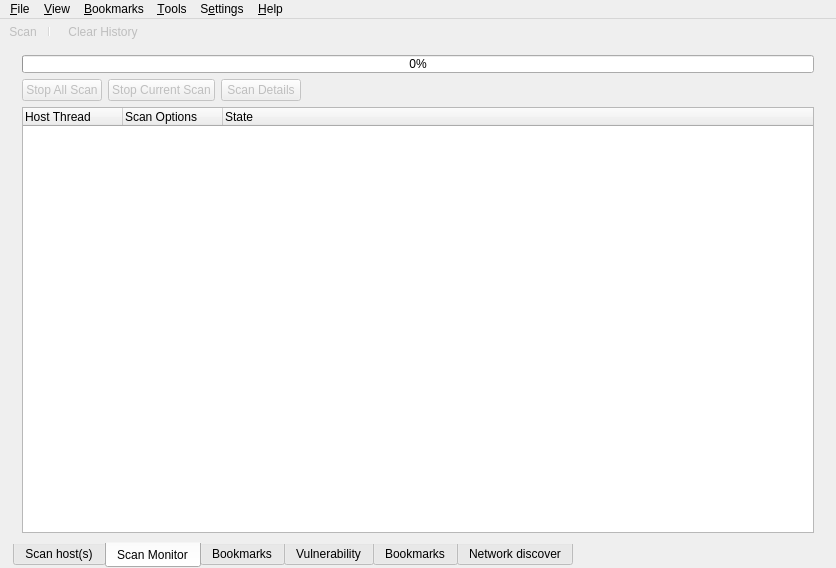
Before: the Qt Designer form src/app/mainwindow.ui in nmapsi4/nmapsi4, drawn with Qt 5.
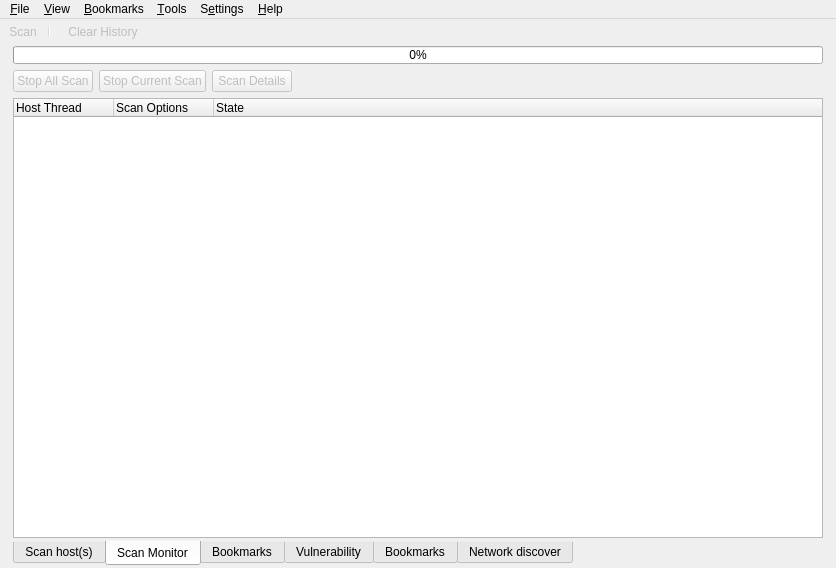
After: the same form once the commit is applied. The open tabs and pages were chosen to show the change. Icons and pictures are not drawn.

Commit message: add monitor tab only in 'Scan Host(s)' section.

Diff of the .ui file:
```diff
--- a/src/app/mainwindow.ui
+++ b/src/app/mainwindow.ui
@@ -69,7 +69,7 @@
      <number>0</number>
     </property>
     <property name="bottomMargin">
-     <number>0</number>
+     <number>2</number>
     </property>
     <item>
      <widget class="QTabWidget" name="tabUi">
@@ -898,6 +898,18 @@
         <string>Scan Monitor</string>
        </attribute>
        <layout class="QVBoxLayout" name="verticalLayout_14">
+        <property name="leftMargin">
+         <number>0</number>
+        </property>
+        <property name="topMargin">
+         <number>0</number>
+        </property>
+        <property name="rightMargin">
+         <number>0</number>
+        </property>
+        <property name="bottomMargin">
+         <number>2</number>
+        </property>
         <item>
          <widget class="QProgressBar" name="progressScan">
           <property name="sizePolicy">
```
Left out of the diff: 59 changed lines with no effect on the pictures. The commit also changes 1 other file.
